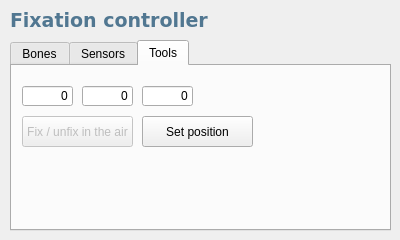
GeneCraft/GeneCraft-Project, file src/genelab/core/ui/widgets/entities/fixationproperties.ui: the form before one commit.
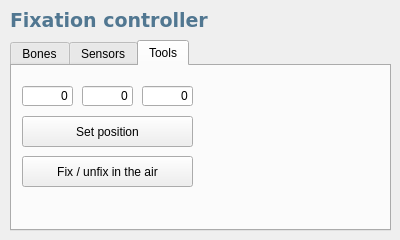
The form after the commit. The open tabs and pages were chosen to show the change. Icons and pictures are not drawn.

```diff
--- a/src/genelab/core/ui/widgets/entities/fixationproperties.ui
+++ b/src/genelab/core/ui/widgets/entities/fixationproperties.ui
@@ -308,13 +308,13 @@
     </attribute>
     <widget class="QPushButton" name="pbFixInTheAir">
      <property name="enabled">
-      <bool>false</bool>
+      <bool>true</bool>
      </property>
      <property name="geometry">
       <rect>
        <x>10</x>
-       <y>50</y>
-       <width>111</width>
+       <y>90</y>
+       <width>171</width>
        <height>31</height>
       </rect>
      </property>
@@ -357,9 +357,9 @@
     <widget class="QPushButton" name="pbSetPosition">
      <property name="geometry">
       <rect>
-       <x>130</x>
+       <x>10</x>
        <y>50</y>
-       <width>111</width>
+       <width>171</width>
        <height>31</height>
       </rect>
      </property>
```
Left out of the diff: 4 changed lines with no effect on the pictures.
